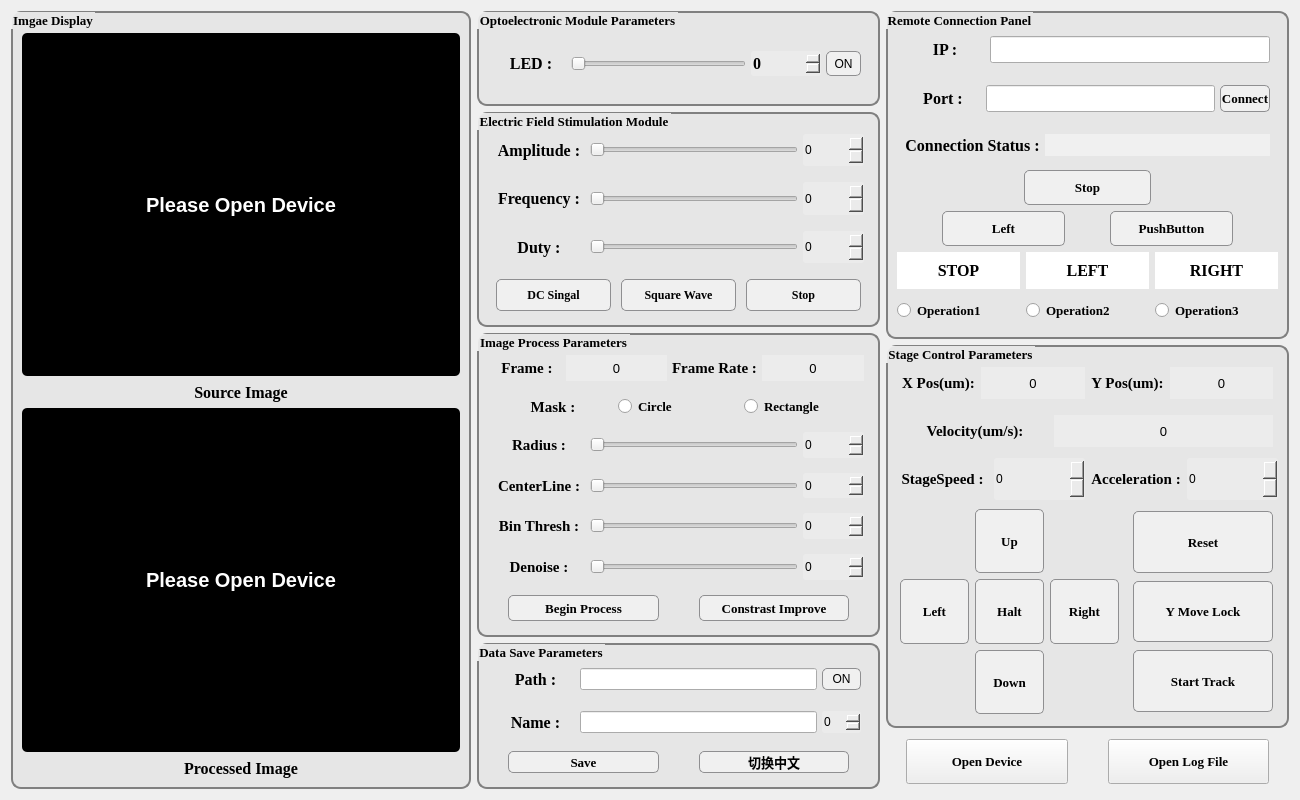
Above: Sources/code/StarkLoco/systemInterface.ui from Hawilk/CeleganControlSystem before the change. Below: the same form after it.
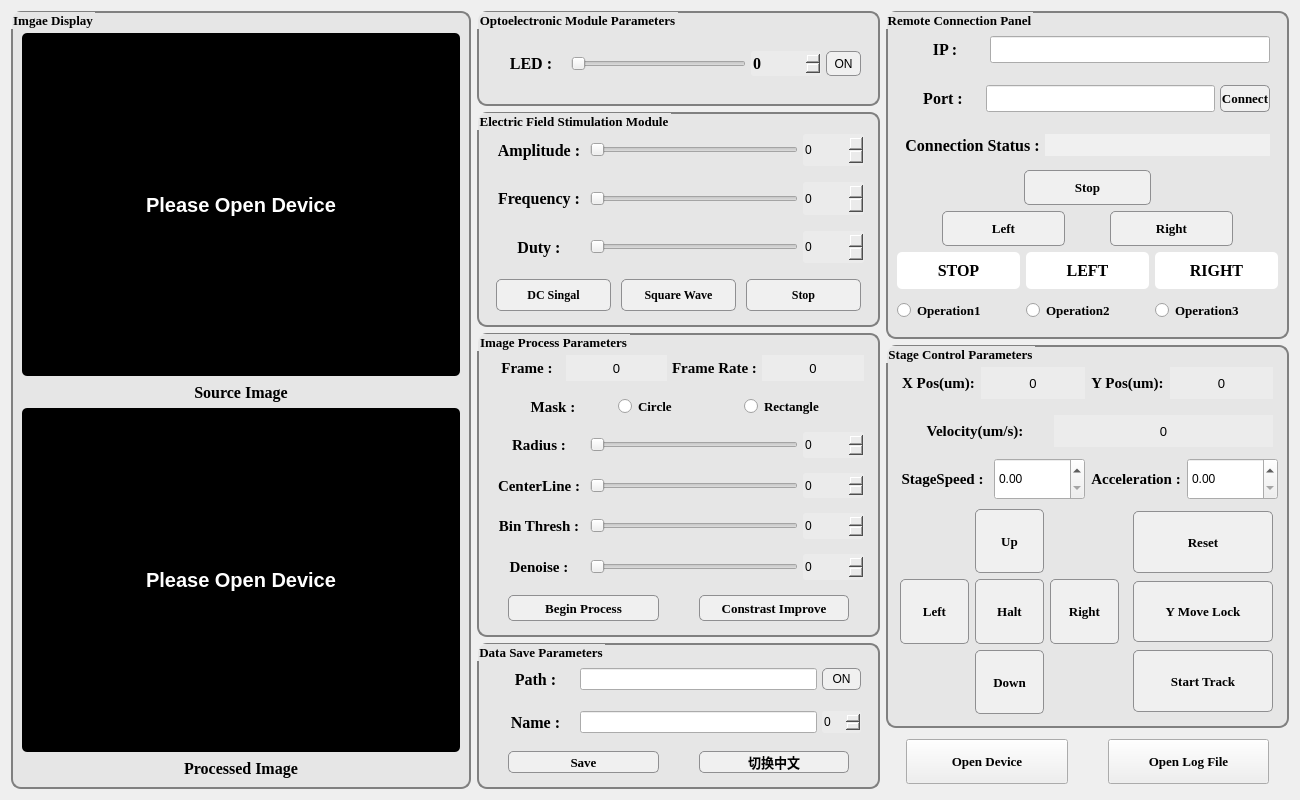
That is the form after the change.

Commit message: 界面功能初步添加

Diff of the .ui file:
```diff
--- a/Sources/code/StarkLoco/systemInterface.ui
+++ b/Sources/code/StarkLoco/systemInterface.ui
@@ -1796,7 +1796,7 @@
                </font>
               </property>
               <property name="text">
-               <string>PushButton</string>
+               <string>Right</string>
               </property>
              </widget>
             </item>
@@ -1835,7 +1835,8 @@
                </font>
               </property>
               <property name="styleSheet">
-               <string notr="true">background-color: rgb(255, 255, 255);</string>
+               <string notr="true">background-color: rgb(255, 255, 255);
+border-radius: 5px;</string>
               </property>
               <property name="text">
                <string>STOP</string>
@@ -1884,7 +1885,8 @@
                </font>
               </property>
               <property name="styleSheet">
-               <string notr="true">background-color: rgb(255, 255, 255);</string>
+               <string notr="true">background-color: rgb(255, 255, 255);
+border-radius: 5px;</string>
               </property>
               <property name="text">
                <string>LEFT</string>
@@ -1934,7 +1936,8 @@
                </font>
               </property>
               <property name="styleSheet">
-               <string notr="true">background-color: rgb(255, 255, 255);</string>
+               <string notr="true">background-color: rgb(255, 255, 255);
+border-radius: 5px;</string>
               </property>
               <property name="text">
                <string>RIGHT</string>
@@ -2163,7 +2166,7 @@
          </layout>
         </item>
         <item>
-         <layout class="QHBoxLayout" name="horizontalLayout_25">
+         <layout class="QHBoxLayout" name="horizontalLayout_25" stretch="1,1,1,1">
           <item>
            <widget class="QLabel" name="StageSpeedText">
             <property name="font">
@@ -2183,9 +2186,9 @@
            </widget>
           </item>
           <item>
-           <widget class="QSpinBox" name="StageSpeedSpin">
+           <widget class="QDoubleSpinBox" name="SpeedSpin">
             <property name="sizePolicy">
-             <sizepolicy hsizetype="Minimum" vsizetype="Preferred">
+             <sizepolicy hsizetype="Preferred" vsizetype="Preferred">
               <horstretch>0</horstretch>
               <verstretch>0</verstretch>
              </sizepolicy>
@@ -2211,9 +2214,9 @@
            </widget>
           </item>
           <item>
-           <widget class="QSpinBox" name="AccelerationSpin">
+           <widget class="QDoubleSpinBox" name="AccelerationSpin">
             <property name="sizePolicy">
-             <sizepolicy hsizetype="Minimum" vsizetype="Preferred">
+             <sizepolicy hsizetype="Preferred" vsizetype="Preferred">
               <horstretch>0</horstretch>
               <verstretch>0</verstretch>
              </sizepolicy>
```
Left out of the diff: 9 changed lines with no effect on the pictures. The commit also changes 2 other files.
